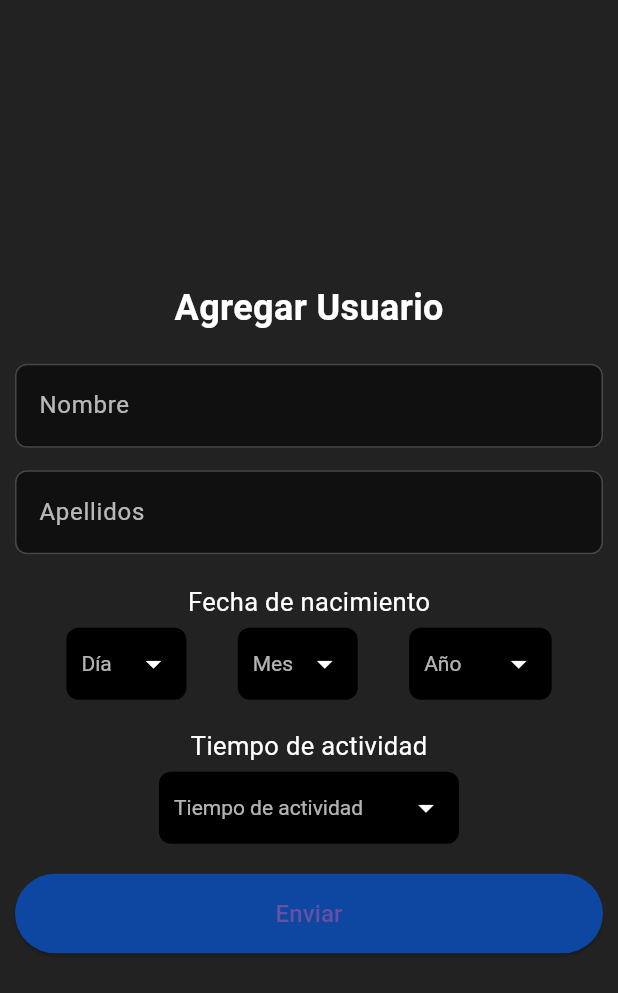
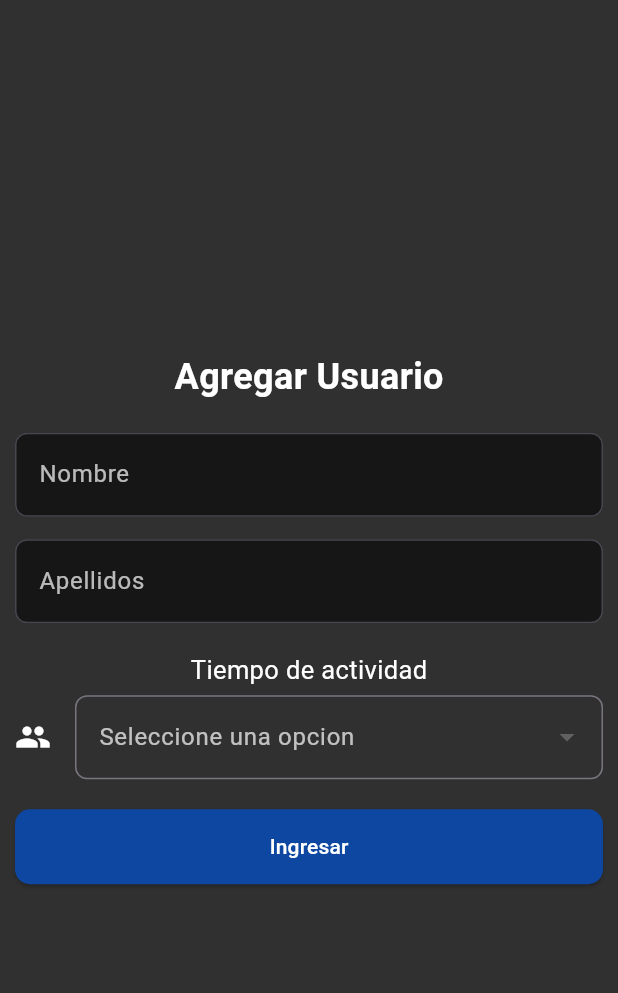
Before and after one commit to emmayforeveralone/PI_ENCENCIDO_IA, a Flutter app: the FormUsuarios screen opened directly, on a phone screen of 412 x 824 dp. Shown: the top 993 px of the screen. Run offline on Flutter 3.47's test engine with Material 3 defaults, Android fonts, the light colour scheme and no system bars; our stand-ins replace cloud_firestore, firebase_auth, firebase_core, image_picker; missing offline and left inert: google_ml_kit; accounts and stored records are empty.

Commit message:
agregar usuarios listo

```diff
--- a/lib/AgregarUsuario/agregarUsuario.dart
+++ b/lib/AgregarUsuario/agregarUsuario.dart
@@ -1,3 +1,5 @@
+import 'package:cloud_firestore/cloud_firestore.dart';
+import 'package:firebase_auth/firebase_auth.dart';
 import 'package:flutter/material.dart';
 
 class FormUsuarios extends StatefulWidget {
@@ -13,16 +15,18 @@ class _FormUsuariosState extends State<FormUsuarios> {
   final TextEditingController _nombreController = TextEditingController();
   final TextEditingController _apellidosController = TextEditingController();
 
-
-  final List<String> _dias = List.generate(31, (index) => (index + 1).toString());
-  final List<String> _meses = List.generate(12, (index) => (index + 1).toString());
-  final List<String> _anios = List.generate(100, (index) => (index + 1920).toString());
-  final List<String> _items = ["1 Dia", "1 Semana", "1 Mes", "1 Año"];
+  List listaSeleccion = [
+    "1 Dia",
+    "1 Semana",
+    "1 Mes",
+    "1 Año",
+  ];
+  var selectedTiempo;
 
   @override
   Widget build(BuildContext context) {
     return Scaffold(
-      backgroundColor: Colors.black87,
+      backgroundColor: Colors.grey[850],
       body: Center(
         child: Padding(
           padding: EdgeInsets.all(10.0),
@@ -52,9 +56,7 @@ class _FormUsuariosState extends State<FormUsuarios> {
                   border: OutlineInputBorder(
                     borderRadius: BorderRadius.circular(8),
                   ),
-
                 ),
-
               ),
               SizedBox(height: 15),
               TextFormField(
@@ -70,38 +72,58 @@ class _FormUsuariosState extends State<FormUsuarios> {
                   ),
                 ),
               ),
-              SizedBox(height: 20),
-              Text(
-                'Fecha de nacimiento',
-                style: TextStyle(color: Colors.white, fontSize: 17  ),
-              ),
-              SizedBox(height: 5),
-              Row(
-                mainAxisAlignment: MainAxisAlignment.spaceEvenly,
-                children: [
-                  CustomDropdown(items: _dias, hint: 'Día', width: 80,),
-                  CustomDropdown(items: _meses, hint: 'Mes',width: 80,),
-                  CustomDropdown(items: _anios, hint: 'Año', width: 95,),
-                ],
-              ),
               SizedBox(height: 19),
               Text(
                 'Tiempo de actividad',
                 style: TextStyle(color: Colors.white, fontSize: 17),
               ),
               SizedBox(height: 5),
-              CustomDropdown(items: _items, hint: "Tiempo de actividad", width: 200),
-
+              DropdownButtonFormField(
+                dropdownColor: Colors.grey[850],
+                style: TextStyle(color: Colors.white),
+                validator: (value) {
+                  if (value == null) {
+                    return 'Este campo es obligatorio';
+                  }
+                  return null;
+                },
+                menuMaxHeight: 250.0,
+                // ignore: prefer_const_constructors
+                decoration: InputDecoration(
+                  labelStyle: TextStyle(color: Colors.white70),
+                  border: OutlineInputBorder(
+                    borderRadius: BorderRadius.circular(8),
+                  ),
+                  icon: const Icon(
+                    Icons.group,
+                    color: Color.fromRGBO(255, 255, 255, 1),
+                  ),
+                  labelText: "Seleccione una opcion",
+                ),
+                items: listaSeleccion.map((name) {
+                  return DropdownMenuItem(
+                    value: name,
+                    child: Text(name),
+                  );
+                }).toList(),
+                onChanged: (value) {
+                  selectedTiempo = value;
+                },
+              ),
               SizedBox(height: 20),
               SizedBox(
                 width: double.infinity,
                 child: ElevatedButton(
-                  onPressed: () {},
+                  onPressed: _guardarUsuario,
                   style: ElevatedButton.styleFrom(
-                    padding: EdgeInsets.symmetric(vertical: 15),
-                    backgroundColor: Colors.blue.shade900,
+                      padding: const EdgeInsets.symmetric(
+                          horizontal: 50, vertical: 15),
+                      backgroundColor: Colors.blue.shade900,
+                      shape: RoundedRectangleBorder(
+                          borderRadius: BorderRadius.circular(10))
                   ),
-                  child: Text('Enviar', style: TextStyle(fontSize: 16),selectionColor: Colors.white,),
+                  child: const Text(
+                      'Ingresar', style: TextStyle(color: Colors.white)),
                 ),
               ),
             ],
@@ -111,71 +133,36 @@ class _FormUsuariosState extends State<FormUsuarios> {
     );
   }
 
+  Future<void> _guardarUsuario() async {
+    User? usuarioActual = FirebaseAuth.instance.currentUser;
 
-  Widget _buildDropdown(List<String> items) {
-    return Container(
-      padding: EdgeInsets.symmetric(horizontal: 10),
-      decoration: BoxDecoration(
-        color: Colors.black54,
-        borderRadius: BorderRadius.circular(8),
-      ),
-      child: DropdownButton<String>(
-        isExpanded: true,
-        value: items.first,
-        items: items.map((String value) {
-          return DropdownMenuItem<String>(
-            value: value,
-            child: Text(value, style: TextStyle(color: Colors.white)),
-          );
-        }).toList(),
-        onChanged: (String? newValue) {},
-        dropdownColor: Colors.black54,
-        underline: SizedBox(),
-      ),
-    );
-  }
+    if (usuarioActual == null) {
+      ScaffoldMessenger.of(context).showSnackBar(
+        SnackBar(content: Text('No hay usuario autenticado')),
+      );
+      return;
+    }
 
-}
+    try {
+      await FirebaseFirestore.instance
+          .collection('usuarios')
+          .doc(usuarioActual.uid)
+          .collection('usuariosAdicionales')
+          .add({
+        'nombre': _nombreController.text,
+        'apellidos': _apellidosController.text,
+        'Tiempo de actividad': selectedTiempo,
+        'creadoEn': Timestamp.now(),
+      });
 
+      ScaffoldMessenger.of(context).showSnackBar(
+        SnackBar(content: Text('Usuario agregado con éxito')),
+      );
 
-
-class CustomDropdown extends StatelessWidget {
-  final List<String> items;
-  final String hint;
-  final double width;
-
-  const CustomDropdown({
-    Key? key,
-    required this.items,
-    required this.hint,
-    this.width = 95, // Ancho por defecto
-  }) : super(key: key);
-
-  @override
-  Widget build(BuildContext context) {
-    return Container(
-      width: width, // Ancho personalizado
-      padding: const EdgeInsets.symmetric(horizontal: 10),
-      decoration: BoxDecoration(
-        color: Colors.black, // Fondo negro
-        borderRadius: BorderRadius.circular(8),
-      ),
-      child: DropdownButtonFormField<String>(
-        decoration: const InputDecoration(border: InputBorder.none),
-        dropdownColor: Colors.black, // Color del menú desplegable
-        icon: const Icon(Icons.arrow_drop_down, color: Colors.white), // Ícono de desplegable
-        style: const TextStyle(color: Colors.white, fontSize: 14), // Texto en blanco
-        hint: Text(hint, style: const TextStyle(color: Colors.white70)), // Texto de sugerencia
-        items: items
-            .map((item) => DropdownMenuItem(
-          value: item,
-          child: Text(item, style: const TextStyle(color: Colors.white)),
-        ))
-            .toList(),
-        onChanged: (value) {
-          print(value);
-        },
-      ),
-    );
+    } catch (e) {
+      ScaffoldMessenger.of(context).showSnackBar(
+        SnackBar(content: Text('Error al guardar: $e')),
+      );
+    }
   }
 }
--- a/pubspec.yaml
+++ b/pubspec.yaml
@@ -19,6 +19,7 @@ environment:
 dependencies:
   flutter:
     sdk: flutter
+  intl: ^0.20.2
   image_picker: ^1.1.2
   google_ml_kit: ^0.19.0
   google_mlkit_face_detection: ^0.12.0
```
Also changed, not shown: lib/MenuUsuarios/inicio.dart (+63 -15 lines), lib/Registro/formRegistro.dart (+47 -46 lines), pubspec.lock.
